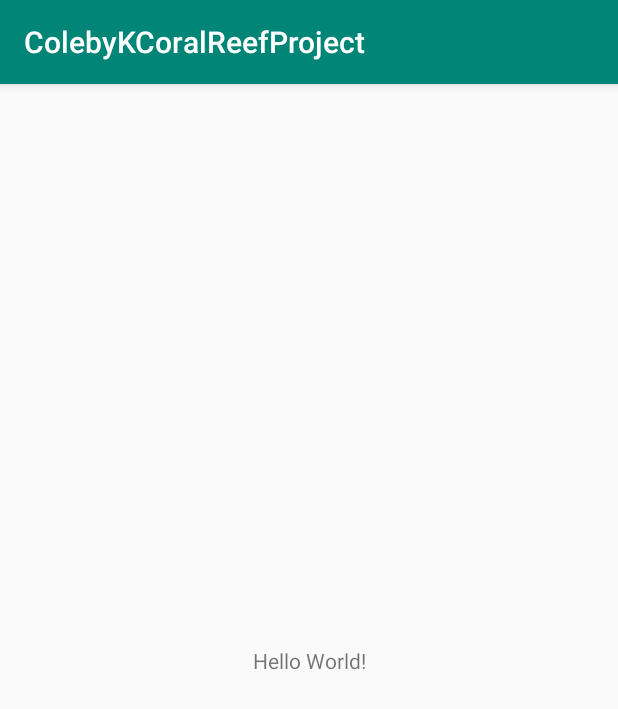
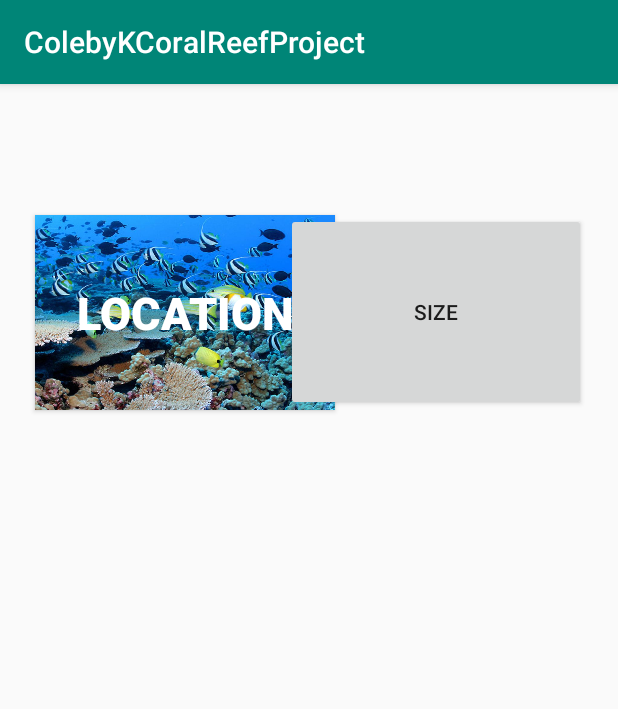
Before and after one commit to colebyk/ColebyKCoralReefProject, an Android app: the screen it shows after launch (MainActivity), on a phone screen of 412 x 824 dp. Shown: the top 709 px of the screen. Run offline under Robolectric (Android 15) with nearby library versions, the light colour scheme and no system bars.

Commit message:
added location and size buttons

```diff
--- /dev/null
+++ b/app/src/main/res/color/white_text.xml
@@ -0,0 +1,4 @@
+<?xml version="1.0" encoding="utf-8"?>
+<selector xmlns:android="http://schemas.android.com/apk/res/android">
+
+</selector>
--- a/app/src/main/res/layout/activity_main.xml
+++ b/app/src/main/res/layout/activity_main.xml
@@ -6,13 +6,45 @@
     android:layout_height="match_parent"
     tools:context=".MainActivity">
 
-    <TextView
-        android:layout_width="wrap_content"
-        android:layout_height="wrap_content"
-        android:text="Hello World!"
+    <Button
+        android:id="@+id/locationBtn"
+        android:layout_width="200dp"
+        android:layout_height="130dp"
+        android:layout_marginStart="8dp"
+        android:layout_marginLeft="8dp"
+        android:layout_marginTop="8dp"
+        android:layout_marginEnd="8dp"
+        android:layout_marginRight="8dp"
+        android:layout_marginBottom="8dp"
+        android:background="@drawable/location_background"
+        android:fadeScrollbars="false"
+        android:fadingEdge="horizontal|vertical"
+        android:text="Location"
+        android:textColor="@color/whiteText"
+        android:textSize="30sp"
+        android:textStyle="bold"
         app:layout_constraintBottom_toBottomOf="parent"
-        app:layout_constraintLeft_toLeftOf="parent"
-        app:layout_constraintRight_toRightOf="parent"
-        app:layout_constraintTop_toTopOf="parent" />
+        app:layout_constraintEnd_toEndOf="parent"
+        app:layout_constraintHorizontal_bias="0.079"
+        app:layout_constraintStart_toStartOf="parent"
+        app:layout_constraintTop_toTopOf="parent"
+        app:layout_constraintVertical_bias="0.128" />
 
+    <Button
+        android:id="@+id/sizeBtn"
+        android:layout_width="200dp"
+        android:layout_height="132dp"
+        android:layout_marginStart="8dp"
+        android:layout_marginLeft="8dp"
+        android:layout_marginTop="8dp"
+        android:layout_marginEnd="8dp"
+        android:layout_marginRight="8dp"
+        android:layout_marginBottom="8dp"
+        android:text="Size"
+        app:layout_constraintBottom_toBottomOf="parent"
+        app:layout_constraintEnd_toEndOf="parent"
+        app:layout_constraintHorizontal_bias="0.931"
+        app:layout_constraintStart_toStartOf="parent"
+        app:layout_constraintTop_toTopOf="parent"
+        app:layout_constraintVertical_bias="0.126" />
 </android.support.constraint.ConstraintLayout>
--- a/app/src/main/res/values/colors.xml
+++ b/app/src/main/res/values/colors.xml
@@ -3,4 +3,5 @@
     <color name="colorPrimary">#008577</color>
     <color name="colorPrimaryDark">#00574B</color>
     <color name="colorAccent">#D81B60</color>
+    <color name="whiteText">#FFFFFF</color>
 </resources>
```
Also changed, not shown: app/src/main/res/drawable/location_background.jpg (added).
